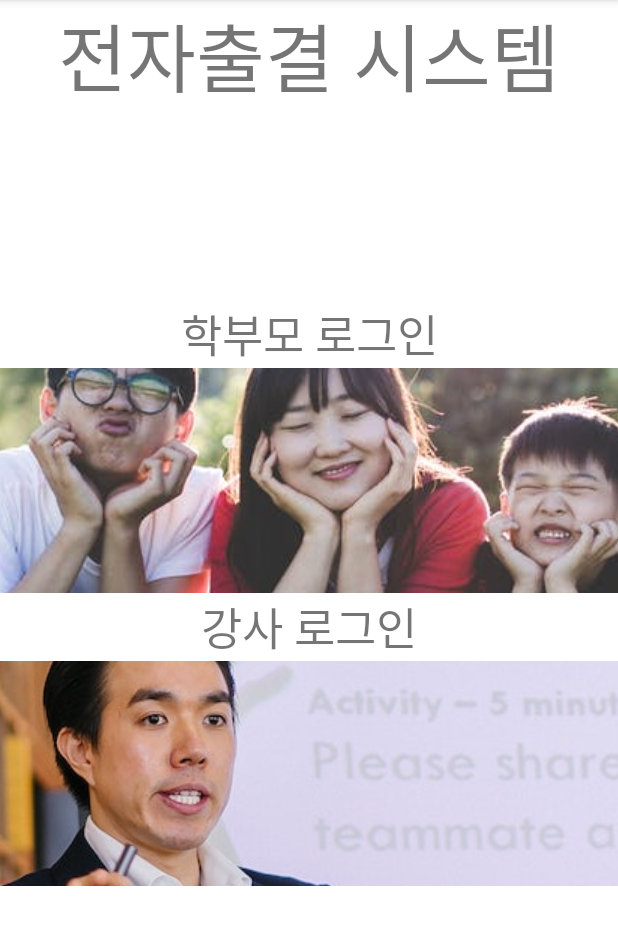
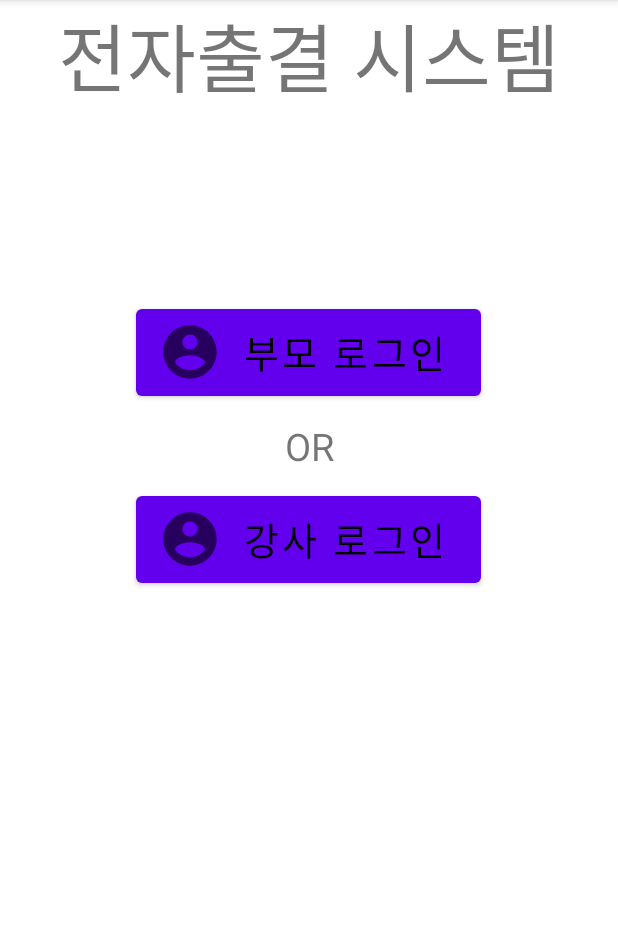
Before and after one commit to ycisw/Capstone_Design, an Android app: the screen it shows after launch (startPage), on a phone screen of 412 x 824 dp, the part 84-1029 px from its top. Run offline under Robolectric (Android 15) with nearby library versions, the phone set to English and light mode, and no system bars.

```diff
--- a/app/src/main/AndroidManifest.xml
+++ b/app/src/main/AndroidManifest.xml
@@ -42,10 +42,14 @@
         <activity
             android:name=".attendancecheck"
             android:exported="false">
+
             <meta-data
                 android:name="android.app.lib_name"
                 android:value="" />
         </activity>
+        <activity
+            android:name=".personal_student"
+            android:exported="false"/>
         <activity
             android:name=".startPage"
             android:exported="true">
--- a/app/src/main/java/com/example/capstonedesign/attendancecheck.java
+++ b/app/src/main/java/com/example/capstonedesign/attendancecheck.java
@@ -2,6 +2,7 @@ package com.example.capstonedesign;
 
 import androidx.appcompat.app.AppCompatActivity;
 
+import android.content.Intent;
 import android.os.Bundle;
 import android.view.View;
 import android.widget.AdapterView;
@@ -26,7 +27,7 @@ public class attendancecheck extends AppCompatActivity{
     protected void onCreate(Bundle savedInstanceState) {
         super.onCreate(savedInstanceState);
         setContentView(R.layout.activity_attendancecheck);
-
+        Button test = findViewById(R.id.test);
         Button goButton = findViewById(R.id.goToTheHome);
         Button checkButton = findViewById(R.id.checkBT);
         TextView textView = findViewById(R.id.textView);
@@ -64,6 +65,10 @@ public class attendancecheck extends AppCompatActivity{
                 Toast.makeText(getApplicationContext(),listItem.get(i).toString(),Toast.LENGTH_SHORT).show();
         }
     });
+        test.setOnClickListener(v ->
+                startActivity(new Intent(this, personal_student.class)));
+
+
         checkButton.setOnClickListener(v->{
             textView.setText("");
             for (String checkedItem : checkSet) {
--- a/app/src/main/java/com/example/capstonedesign/personal_student.java
+++ b/app/src/main/java/com/example/capstonedesign/personal_student.java
@@ -21,8 +21,8 @@ public class personal_student extends AppCompatActivity {
 
         ListView check_log =  findViewById(R.id.check_log);
         ListView check_date = findViewById(R.id.check_date);
-        TextView attendace_date = findViewById(R.id.attendace_date);
-        TextView attendace_record = findViewById(R.id.attendace_record);
+        TextView attendace_date = findViewById(R.id.attendace_date); // 출석 날짜
+        TextView attendace_record = findViewById(R.id.attendace_record); // 출석 기록
 
 
         List<String> data1 = new ArrayList<>();
--- a/app/src/main/java/com/example/capstonedesign/startPage.java
+++ b/app/src/main/java/com/example/capstonedesign/startPage.java
@@ -4,6 +4,7 @@ import androidx.appcompat.app.AppCompatActivity;
 
 import android.content.Intent;
 import android.os.Bundle;
+import android.widget.Button;
 import android.widget.ImageButton;
 
 public class startPage extends AppCompatActivity {
@@ -13,8 +14,8 @@ public class startPage extends AppCompatActivity {
         super.onCreate(savedInstanceState);
         setContentView(R.layout.activity_start_page);
 
-        ImageButton parents =findViewById(R.id.parents);
-        ImageButton teacher =findViewById(R.id.teacher);
+        Button parents =findViewById(R.id.parents);
+        Button teacher =findViewById(R.id.teacher);
 
         parents.setOnClickListener(v ->
             startActivity(new Intent(this, ParentLoginActivity.class)));
--- a/app/src/main/res/drawable/person.xml
+++ b/app/src/main/res/drawable/person.xml
@@ -1,6 +1,6 @@
 <vector xmlns:android="http://schemas.android.com/apk/res/android"
-    android:width="18dp"
-    android:height="18dp"
+    android:width="50dp"
+    android:height="50dp"
     android:viewportWidth="18"
     android:viewportHeight="18"
     android:tint="?attr/colorControlNormal">
--- /dev/null
+++ b/app/src/main/res/drawable/person2.xml
@@ -0,0 +1,10 @@
+<vector xmlns:android="http://schemas.android.com/apk/res/android"
+    android:width="40dp"
+    android:height="40dp"
+    android:viewportWidth="18"
+    android:viewportHeight="18"
+    android:tint="?attr/colorControlNormal">
+  <path
+      android:fillColor="@android:color/white"
+      android:pathData="M9,1C4.58,1 1,4.58 1,9s3.58,8 8,8 8,-3.58 8,-8 -3.58,-8 -8,-8zM9,3.75c1.24,0 2.25,1.01 2.25,2.25S10.24,8.25 9,8.25 6.75,7.24 6.75,6 7.76,3.75 9,3.75zM9,14.5c-1.86,0 -3.49,-0.92 -4.49,-2.33C4.62,10.72 7.53,10 9,10c1.47,0 4.38,0.72 4.49,2.17 -1,1.41 -2.63,2.33 -4.49,2.33z"/>
+</vector>
--- a/app/src/main/res/layout/activity_attendancecheck.xml
+++ b/app/src/main/res/layout/activity_attendancecheck.xml
@@ -24,7 +24,11 @@
         android:layout_height="wrap_content"
         android:choiceMode="multipleChoice" />
 </LinearLayout>
-
+    <Button
+        android:layout_width="wrap_content"
+        android:layout_height="wrap_content"
+        android:id="@+id/test"
+        android:text="Test"/>
 
     <Button
         android:layout_width="wrap_content"
--- a/app/src/main/res/layout/activity_personal_student.xml
+++ b/app/src/main/res/layout/activity_personal_student.xml
@@ -4,6 +4,8 @@
     xmlns:tools="http://schemas.android.com/tools"
     android:layout_width="match_parent"
     android:layout_height="match_parent"
+    android:background="#E8EFE8"
+    android:backgroundTint="#E7EFDE"
     android:orientation="vertical"
     tools:context=".personal_student">
     <LinearLayout
@@ -55,20 +57,24 @@
             android:text="출석 기록" />
 
     </LinearLayout>
+
+
+
         <LinearLayout
             android:layout_width="wrap_content"
             android:layout_height="wrap_content"
             android:orientation="horizontal">
+
             <ListView
                 android:id="@+id/check_date"
                 android:layout_width="210dp"
-            android:layout_height="wrap_content"
-            />
+                android:layout_height="wrap_content" />
 
             <ListView
                 android:id="@+id/check_log"
                 android:layout_width="210dp"
-            android:layout_height="wrap_content"/>
+                android:layout_height="wrap_content" />
         </LinearLayout>
 
+
 </LinearLayout>
--- a/app/src/main/res/layout/activity_start_page.xml
+++ b/app/src/main/res/layout/activity_start_page.xml
@@ -19,37 +19,34 @@
         android:textSize="50sp" />
 
 
-    <TextView
-        android:layout_width="match_parent"
-        android:layout_height="wrap_content"
-        android:text="학부모 로그인"
-        android:textAlignment="center"
-        android:textSize="30sp"/>
-    <ImageButton
+    <Button
+        android:text="부모 로그인"
+        android:drawableLeft="@drawable/person2"
+        android:layout_gravity="center"
         android:id="@+id/parents"
-        android:layout_width="match_parent"
-        android:layout_height="150dp"
-        android:padding="0dp"
-        android:src="@drawable/parents"
-        android:text="@string/menu_gallery"
+        android:layout_width="230dp"
+        android:layout_height="70dp"
         android:textAlignment="center"
         android:textColor="@color/black"
-        android:textSize="30sp" />
+        android:layout_marginBottom = "10dp"
+        android:textSize="25sp" />
 
     <TextView
         android:layout_width="match_parent"
         android:layout_height="wrap_content"
+        android:text="OR"
+        android:textAlignment="center"
+        android:textSize="25sp"/>
+
+    <Button
         android:text="강사 로그인"
+        android:drawableLeft="@drawable/person2"
+        android:layout_marginTop="10dp"
+        android:layout_gravity="center"
+        android:id="@+id/teacher"
+        android:layout_width="230dp"
+        android:layout_height="70dp"
         android:textAlignment="center"
-        android:textSize="30sp"/>
-    <ImageButton
-        android:id="@+id/teacher"
-        android:layout_width="match_parent"
-        android:layout_height="150dp"
-        android:text=" 강사로\n 로그인"
-        android:textAlignment="center"
-        android:paddingTop="250dp"
-        android:src="@drawable/teacher"
         android:textColor="@color/black"
-        android:textSize="30sp" />
+        android:textSize="25sp" />
 </LinearLayout>
```
Also changed, not shown: app/src/main/res/drawable-v24/parent_account.png (added). Lines whose indentation alone changed are shown as unchanged.
